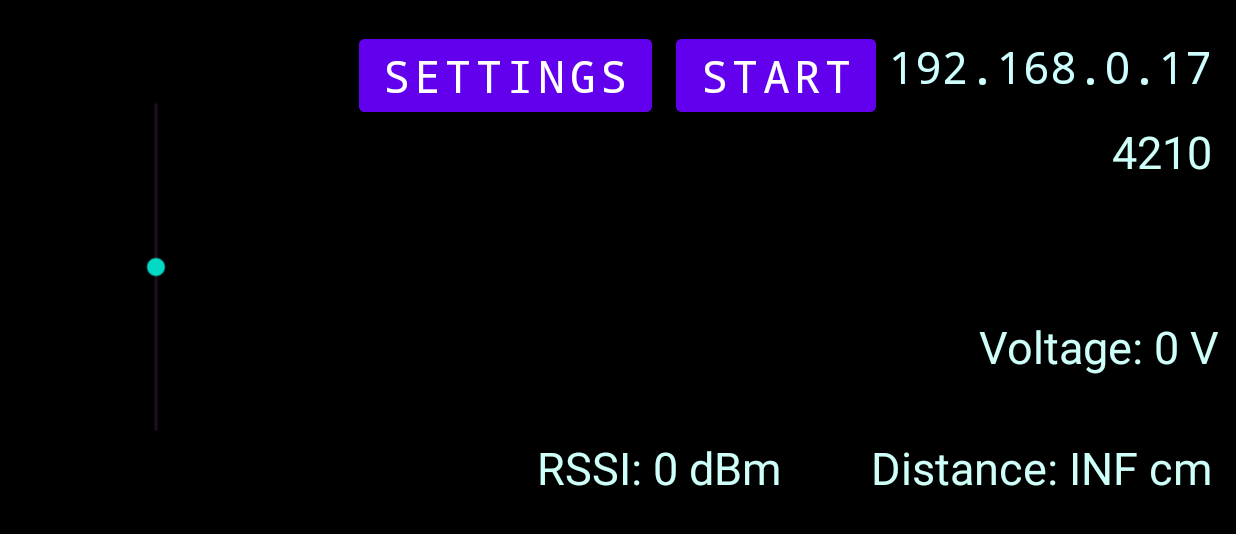
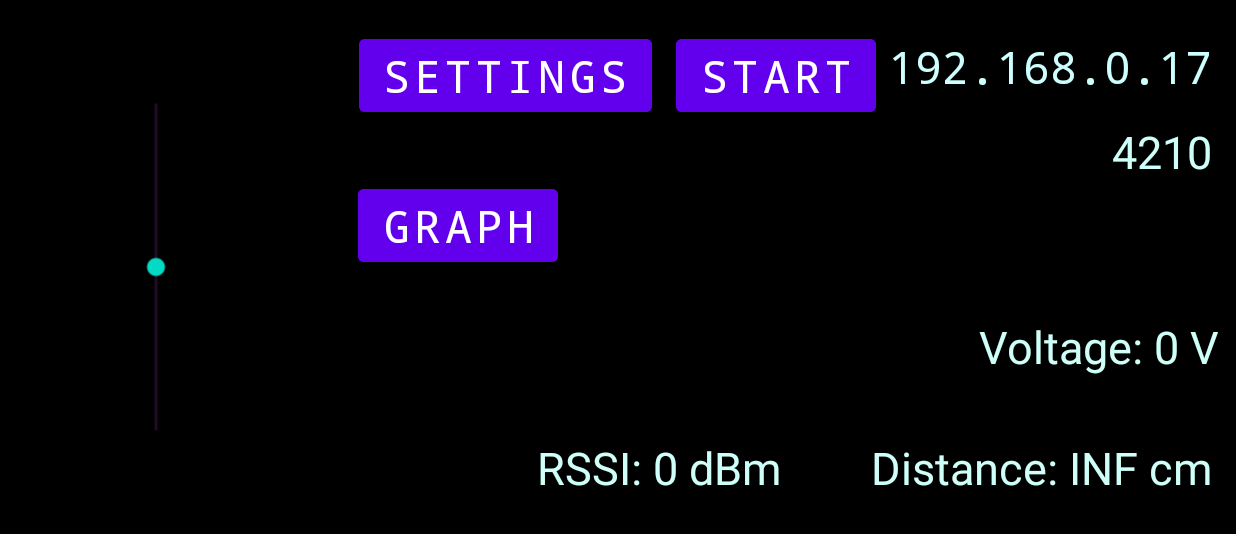
Before and after one commit to Netz00/-ES8266-full-duplex-RC, an Android app: the screen it shows after launch (MainActivity), on a phone screen of 824 x 412 dp (held sideways), the part 84-618 px from its top. Run offline under Robolectric (Android 15) with nearby library versions, the phone set to English and light mode, and no system bars; 1 statement that could not run was skipped.

Commit message:
add new window for graph distance

```diff
--- a/android/app/build.gradle
+++ b/android/app/build.gradle
@@ -32,6 +32,7 @@ dependencies {
     implementation 'androidx.appcompat:appcompat:1.4.1'
     implementation 'com.google.android.material:material:1.6.0'
     implementation 'androidx.constraintlayout:constraintlayout:2.1.3'
+    implementation 'com.jjoe64:graphview:3.1.3'
     testImplementation 'junit:junit:4.13.2'
     androidTestImplementation 'androidx.test.ext:junit:1.1.3'
     androidTestImplementation 'androidx.test.espresso:espresso-core:3.4.0'
--- a/android/app/src/main/AndroidManifest.xml
+++ b/android/app/src/main/AndroidManifest.xml
@@ -17,6 +17,9 @@
         android:theme="@style/Theme.Carduino"
         tools:targetApi="31">
         <activity
+            android:name=".SecondActivity"
+            android:exported="false" />
+        <activity
             android:name=".Settings"
             android:parentActivityName=".MainActivity"
             android:screenOrientation="landscape"
@@ -32,6 +35,7 @@
             tools:ignore="LockedOrientationActivity">
             <intent-filter>
                 <action android:name="android.intent.action.MAIN" />
+
                 <category android:name="android.intent.category.LAUNCHER" />
             </intent-filter>
         </activity>
--- a/android/app/src/main/res/layout/activity_main.xml
+++ b/android/app/src/main/res/layout/activity_main.xml
@@ -29,6 +29,19 @@
         android:backgroundTint="@color/purple_500"
         android:fontFamily="monospace"
         android:text="@string/start"
+        android:textSize="30sp"
+        app:layout_constraintEnd_toStartOf="@+id/ip"
+        app:layout_constraintTop_toTopOf="parent" />
+
+    <Button
+        android:id="@+id/statistic"
+        android:layout_width="wrap_content"
+        android:layout_height="wrap_content"
+        android:layout_marginTop="120dp"
+        android:layout_marginEnd="220dp"
+        android:backgroundTint="@color/purple_500"
+        android:fontFamily="monospace"
+        android:text="@string/statistic"
         android:textSize="30sp"
         app:layout_constraintEnd_toStartOf="@+id/ip"
         app:layout_constraintTop_toTopOf="parent" />
--- a/android/app/src/main/res/values/strings.xml
+++ b/android/app/src/main/res/values/strings.xml
@@ -4,6 +4,7 @@
     <string name="defaultIP">192.168.0.17</string>
     <string name="defaultPort">4210</string>
     <string name="start">START</string>
+    <string name="statistic">GRAPH</string>
     <string name="IPadress">IP adress</string>
     <string name="portNumber">PORT</string>
     <string name="fps">DELAY BETWEEN PACKETS [ms]</string>
```
Also changed, not shown: android/app/src/main/java/com/fesb/carduino/MainActivity.java (+34 -3 lines), android/app/src/main/java/com/fesb/carduino/SecondActivity.java (added, +64 -0 lines), android/app/src/main/res/layout/activity_second.xml (added, +10 -0 lines), android/app/src/main/res/layout/graph1.xml (added, +9 -0 lines), android/app/src/main/res/layout/linear_layout.xml (added, +9 -0 lines).
